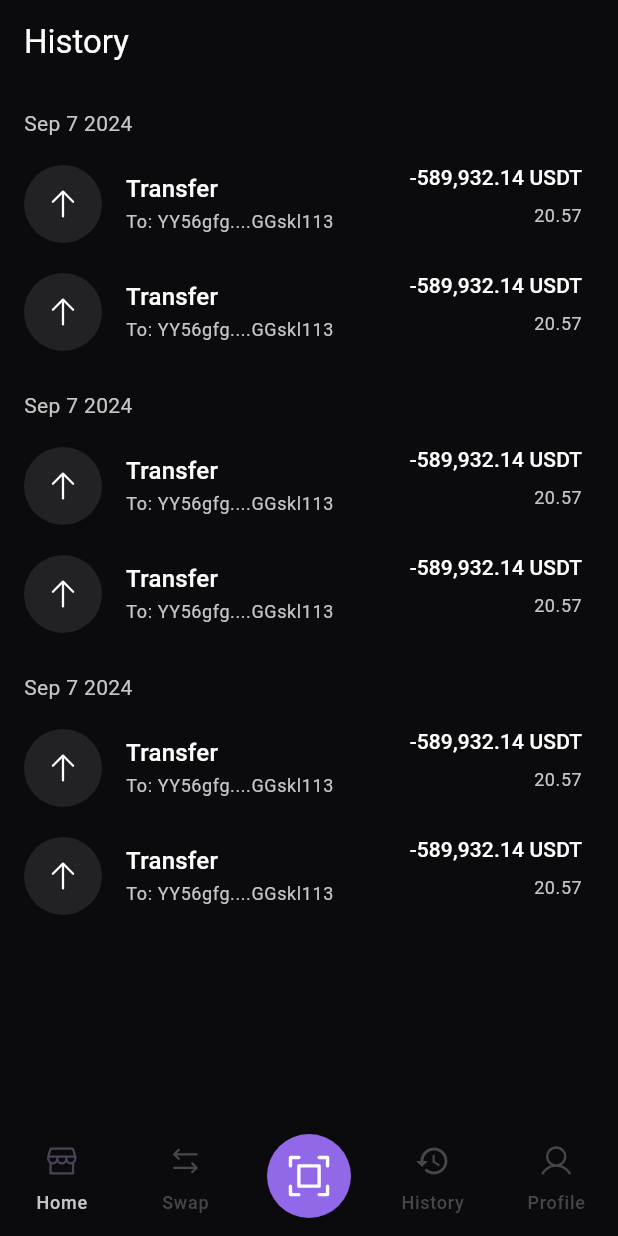
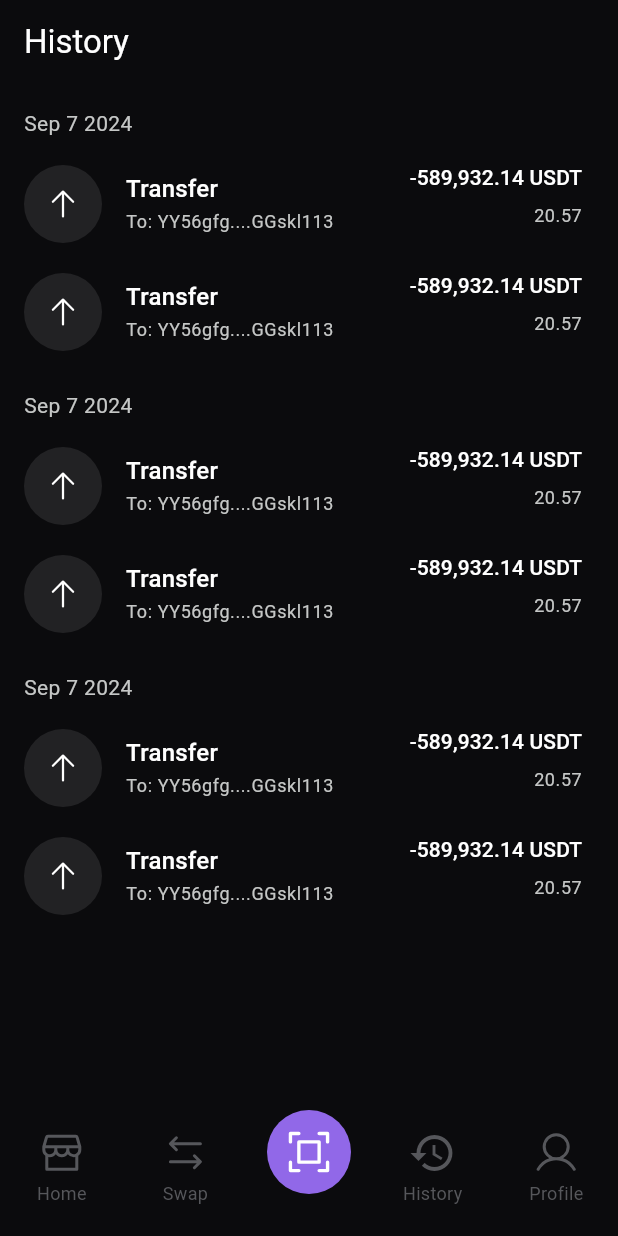
Before and after one commit to tanguypouriel/nexcoin, a Flutter app: the HistoryScreen screen opened by its route, on a phone screen of 412 x 824 dp. Run offline on Flutter 3.47's test engine with Material 3 defaults, Android fonts, the light colour scheme and no system bars; our stand-ins replace auto_route, phosphor_flutter; missing offline and left inert: cryptofont.

Commit message:
Fix bottom app bar navigation

```diff
--- a/lib/feature/history/history_screen.dart
+++ b/lib/feature/history/history_screen.dart
@@ -1,8 +1,6 @@
 import 'package:auto_route/annotations.dart';
 import 'package:flutter/material.dart';
 import 'package:nexcoin/feature/history/widgets/history_item.dart';
-
-import '../shared/bottom_navigation.dart';
 
 @RoutePage()
 class HistoryScreen extends StatelessWidget {
@@ -25,7 +23,6 @@ class HistoryScreen extends StatelessWidget {
               HistoryItem(),
             ],
           ),
-          bottomNavigationBar: const BottomNavigation(),
         ),
       );
 }
--- a/lib/feature/home/home_screen.dart
+++ b/lib/feature/home/home_screen.dart
@@ -3,9 +3,6 @@ import 'package:auto_route/auto_route.dart';
 import 'package:flutter/material.dart';
 import 'package:nexcoin/feature/home/widgets/assets_card.dart';
 import 'package:nexcoin/feature/home/widgets/profile_card.dart';
-import 'package:nexcoin/feature/shared/bottom_navigation.dart';
-import 'package:nexcoin/shared/app_router.gr.dart';
-import 'package:phosphor_flutter/phosphor_flutter.dart';
 
 @RoutePage()
 class HomeScreen extends StatelessWidget {
@@ -21,7 +18,6 @@ class HomeScreen extends StatelessWidget {
               Expanded(child: AssetsCard()),
             ],
           ),
-          bottomNavigationBar: BottomNavigation(),
         ),
       );
 }
--- /dev/null
+++ b/lib/feature/main_screen.dart
@@ -0,0 +1,55 @@
+import 'package:auto_route/auto_route.dart';
+import 'package:flutter/material.dart';
+import 'package:nexcoin/shared/app_router.gr.dart';
+import 'package:phosphor_flutter/phosphor_flutter.dart';
+
+@RoutePage()
+class MainScreen extends StatelessWidget {
+  const MainScreen({super.key});
+
+  @override
+  Widget build(BuildContext context) => AutoTabsScaffold(
+        routes: const [
+          HomeRoute(),
+          SwapRoute(),
+          HistoryRoute(),
+        ],
+        bottomNavigationBuilder: (_, tabsRouter) => BottomNavigationBar(
+          backgroundColor: Theme.of(context).scaffoldBackgroundColor,
+          unselectedItemColor: const Color(0xff56575b),
+          iconSize: 32,
+          selectedItemColor: Theme.of(context).colorScheme.primary,
+          type: BottomNavigationBarType.fixed,
+          currentIndex: tabsRouter.activeIndex,
+          onTap: tabsRouter.setActiveIndex,
+          items: [
+            BottomNavigationBarItem(
+              icon: const Icon(PhosphorIconsRegular.storefront),
+              label: 'Home',
+              backgroundColor: Theme.of(context).colorScheme.surface,
+            ),
+            const BottomNavigationBarItem(
+              icon: Icon(PhosphorIconsRegular.arrowsLeftRight),
+              label: 'Swap',
+            ),
+            BottomNavigationBarItem(
+              icon: Container(
+                decoration: BoxDecoration(
+                  shape: BoxShape.circle,
+                  color: Theme.of(context).colorScheme.primary,
+                ),
+                padding: const EdgeInsets.all(10),
+                child: const Icon(
+                  PhosphorIconsRegular.scan,
+                  color: Colors.white,
+                  size: 36,
+                ),
+              ),
+              label: '',
+            ),
+            const BottomNavigationBarItem(icon: Icon(Icons.history), label: 'History'),
+            const BottomNavigationBarItem(icon: Icon(PhosphorIconsRegular.user), label: 'Profile'),
+          ],
+        ),
+      );
+}
--- a/lib/feature/shared/bottom_navigation.dart
+++ /dev/null
@@ -1,59 +0,0 @@
-import 'package:auto_route/auto_route.dart';
-import 'package:flutter/material.dart';
-import 'package:phosphor_flutter/phosphor_flutter.dart';
-
-import '../../shared/app_router.gr.dart';
-
-class BottomNavigation extends StatefulWidget {
-  const BottomNavigation({super.key});
-
-  @override
-  State<StatefulWidget> createState() => BottomNavigationState();
-}
-
-class BottomNavigationState extends State<BottomNavigation> {
-  int currentIndex = 0;
-
-  @override
-  Widget build(BuildContext context) => NavigationBar(
-        indicatorColor: Theme.of(context).scaffoldBackgroundColor,
-        backgroundColor: Theme.of(context).scaffoldBackgroundColor,
-        selectedIndex: currentIndex,
-        onDestinationSelected: (int index) {
-          setState(() {
-            currentIndex = index;
-          });
-
-          context.router.replace(switch (index) {
-            0 => const HomeRoute(),
-            1 => const SwapRoute(),
-            3 => const HistoryRoute(),
-            _ => throw Exception('Unknown route'),
-          });
-        },
-        destinations: [
-          const NavigationDestination(
-            icon: Icon(PhosphorIconsRegular.storefront),
-            label: 'Home',
-          ),
-          const NavigationDestination(
-            icon: Icon(PhosphorIconsRegular.arrowsLeftRight),
-            label: 'Swap',
-          ),
-          Container(
-            decoration: BoxDecoration(
-              shape: BoxShape.circle,
-              color: Theme.of(context).colorScheme.primary,
-            ),
-            padding: const EdgeInsets.all(10),
-            child: const Icon(
-              PhosphorIconsRegular.scan,
-              color: Colors.white,
-              size: 36,
-            ),
-          ),
-          const NavigationDestination(icon: Icon(Icons.history), label: 'History'),
-          const NavigationDestination(icon: Icon(PhosphorIconsRegular.user), label: 'Profile'),
-        ],
-      );
-}
--- a/lib/feature/swap/swap_screen.dart
+++ b/lib/feature/swap/swap_screen.dart
@@ -1,6 +1,5 @@
 import 'package:auto_route/annotations.dart';
 import 'package:flutter/material.dart';
-import 'package:nexcoin/feature/shared/bottom_navigation.dart';
 import 'package:nexcoin/feature/swap/widgets/token_card.dart';
 
 @RoutePage()
@@ -85,7 +84,6 @@ class SwapScreen extends StatelessWidget {
               ),
             ],
           ),
-          bottomNavigationBar: const BottomNavigation(),
         ),
       );
 }
--- a/lib/shared/app_router.dart
+++ b/lib/shared/app_router.dart
@@ -5,8 +5,14 @@ import 'package:nexcoin/shared/app_router.gr.dart';
 class AppRouter extends RootStackRouter {
   @override
   List<AutoRoute> get routes => [
-        AutoRoute(page: HomeRoute.page, initial: true),
-        AutoRoute(page: SwapRoute.page),
-        AutoRoute(page: HistoryRoute.page),
+        AutoRoute(
+          page: MainRoute.page,
+          initial: true,
+          children: [
+            AutoRoute(page: HomeRoute.page, initial: true),
+            AutoRoute(page: SwapRoute.page),
+            AutoRoute(page: HistoryRoute.page),
+          ],
+        ),
       ];
 }
```
Also changed, not shown: lib/shared/app_router.gr.dart.
